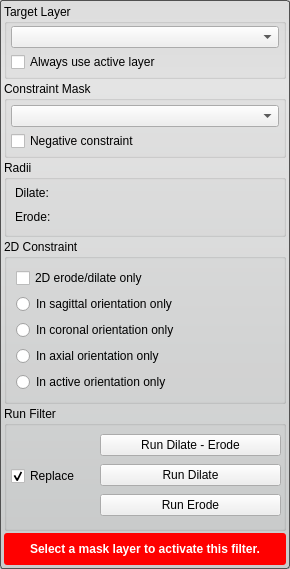
Before: the Qt Designer form Interface/ToolInterface/BinaryDilateErodeFilterInterface.ui in jessdtate/Seg3D, drawn with Qt 5.
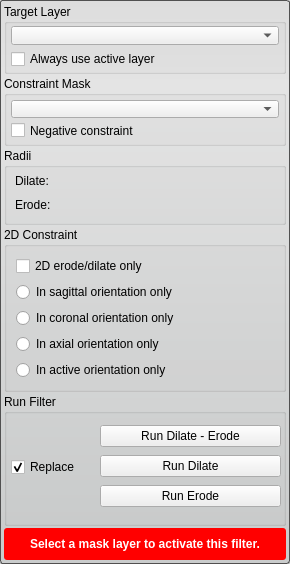
After: the same form once the commit is applied. Custom widgets are drawn as their Qt base class.

Commit message: updates to the Cmake files to remove warnings on Externals updated the SingleTargetTool so that it can handle setting the validity properly for tools and filters that have more than one required combobox. updated all the tool and filter UI's

```diff
--- a/Interface/ToolInterface/BinaryDilateErodeFilterInterface.ui
+++ b/Interface/ToolInterface/BinaryDilateErodeFilterInterface.ui
@@ -35,6 +35,18 @@
    </property>
    <item>
     <widget class="QGroupBox" name="target_groupbox_">
+     <property name="minimumSize">
+      <size>
+       <width>0</width>
+       <height>70</height>
+      </size>
+     </property>
+     <property name="maximumSize">
+      <size>
+       <width>16777215</width>
+       <height>70</height>
+      </size>
+     </property>
      <property name="title">
       <string>Target Layer</string>
      </property>
@@ -103,6 +115,18 @@
    </item>
    <item>
     <widget class="QGroupBox" name="mask_constraint_groupbox_">
+     <property name="minimumSize">
+      <size>
+       <width>0</width>
+       <height>70</height>
+      </size>
+     </property>
+     <property name="maximumSize">
+      <size>
+       <width>16777215</width>
+       <height>70</height>
+      </size>
+     </property>
      <property name="title">
       <string>Constraint Mask</string>
      </property>
@@ -410,6 +434,12 @@
        <height>32</height>
       </size>
      </property>
+     <property name="maximumSize">
+      <size>
+       <width>16777215</width>
+       <height>32</height>
+      </size>
+     </property>
      <property name="styleSheet">
       <string notr="true">QLabel#message_{
 	color: white;
```
The commit also changes 34 other files.
